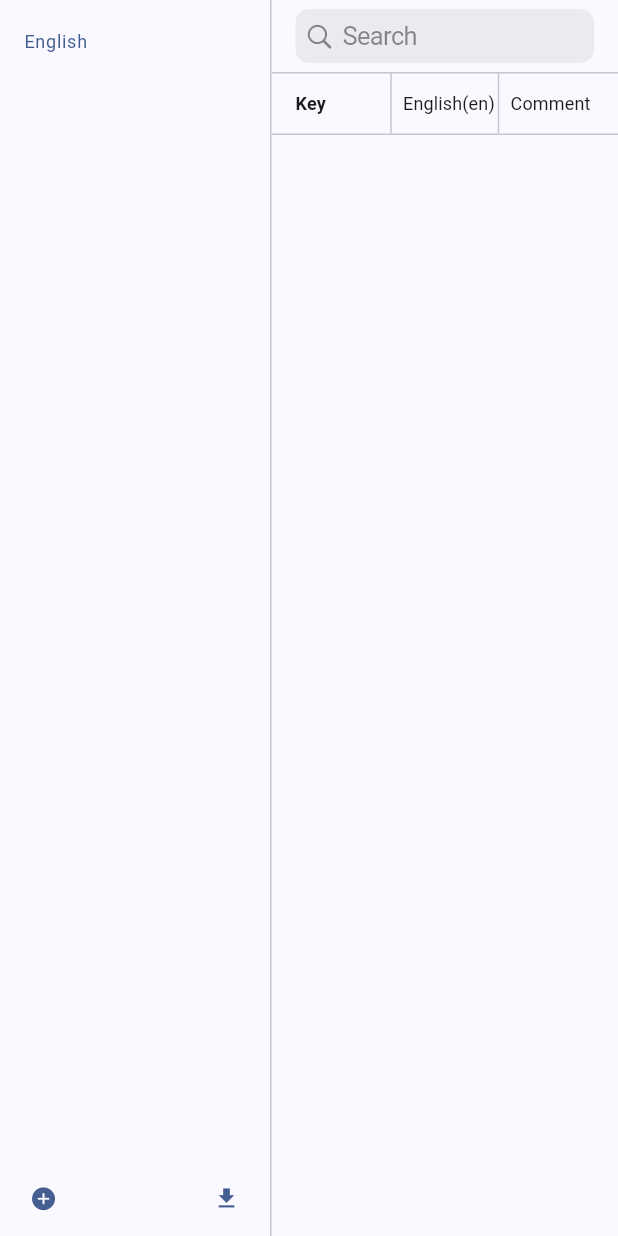
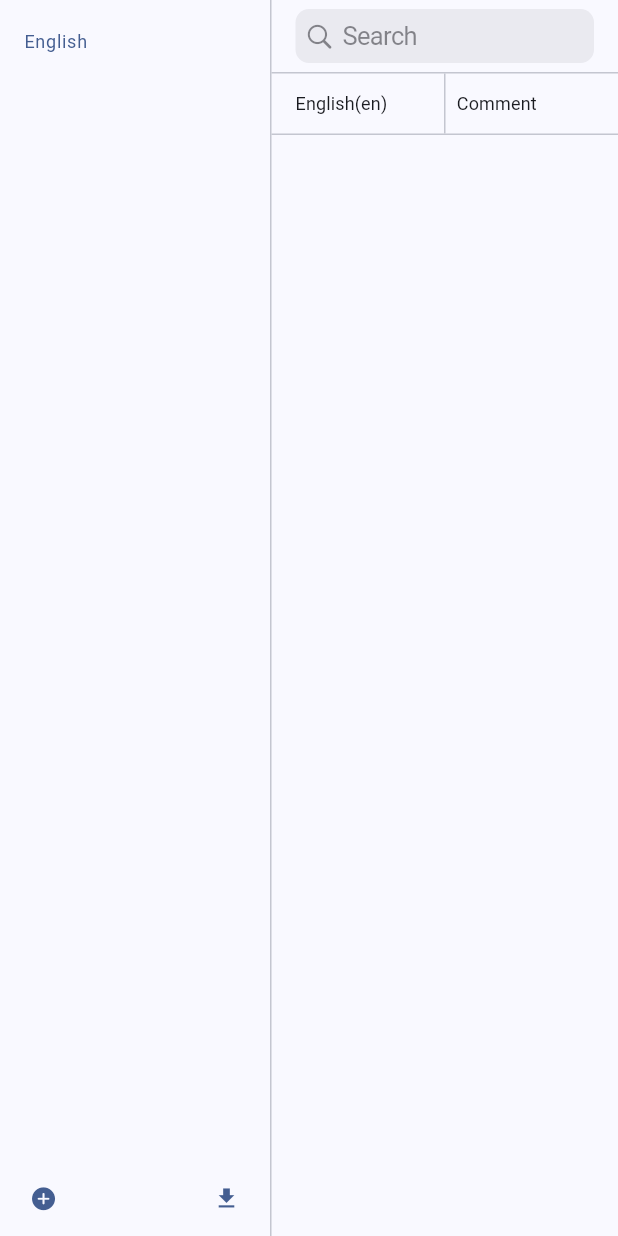
Before and after one commit to app-localizations/app_localizations, a Flutter app: the screen it shows after launch, on a phone screen of 412 x 824 dp. Run offline on Flutter 3.47's test engine with Material 3 defaults, Android fonts, the light colour scheme and no system bars; our stand-ins replace equatable, file_picker, flutter_bloc, hydrated_bloc, sembast, sembast_web; missing offline and left inert: file_saver, file_selector.

Commit message:
Update settings state and comment out unused code in languages sidebar

```diff
--- a/lib/cubit/settings_state.dart
+++ b/lib/cubit/settings_state.dart
@@ -2,7 +2,7 @@ part of 'settings_cubit.dart';
 
 class SettingsState extends Equatable {
   const SettingsState({
-    this.isShowKey = true,
+    this.isShowKey = false,
     this.isHighlightSpace = true,
     this.isHighlightParameter = true,
   });
--- a/lib/widgets/languages_sidebar.dart
+++ b/lib/widgets/languages_sidebar.dart
@@ -64,18 +64,18 @@ class LanguagesSidebar extends StatelessWidget {
                 children: [
                   MenuAnchor(
                     menuChildren: [
-                      MenuItemButton(
-                        child: const Text("Add Key"),
-                        onPressed: () {
-                          //
-                        },
-                      ),
-                      MenuItemButton(
-                        child: const Text("Add Language"),
-                        onPressed: () {
-                          //
-                        },
-                      ),
+                      // MenuItemButton(
+                      //   child: const Text("Add Key"),
+                      //   onPressed: () {
+                      //     //
+                      //   },
+                      // ),
+                      // MenuItemButton(
+                      //   child: const Text("Add Language"),
+                      //   onPressed: () {
+                      //     //
+                      //   },
+                      // ),
                       MenuItemButton(
                         child: const Text("Import Arb Files"),
                         onPressed: () {
```
Also changed, not shown: assets/1.png, assets/2.png, assets/3.png.
